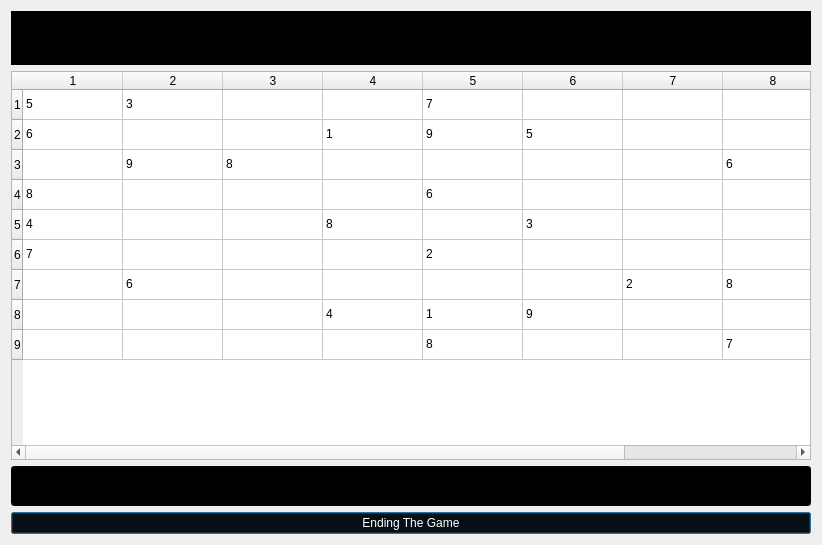
The window that mainproject/main_game.ui (UIAP4002-Dr-Mahdavi/mini-project-2-sudoku-MJ202218) describes before a commit, drawn with Qt 5.
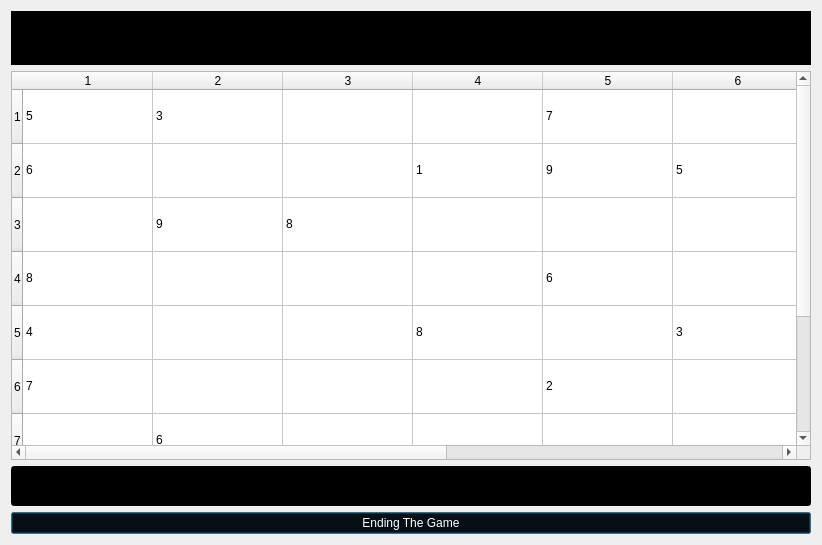
The same window after the commit.

```diff
--- a/mainproject/main_game.ui
+++ b/mainproject/main_game.ui
@@ -50,6 +50,15 @@
 selection-background-color: rgb(77, 77, 77);
 </string>
        </property>
+       <attribute name="horizontalHeaderMinimumSectionSize">
+        <number>27</number>
+       </attribute>
+       <attribute name="horizontalHeaderDefaultSectionSize">
+        <number>130</number>
+       </attribute>
+       <attribute name="verticalHeaderDefaultSectionSize">
+        <number>54</number>
+       </attribute>
        <row>
         <property name="text">
          <string>1</string>
```
